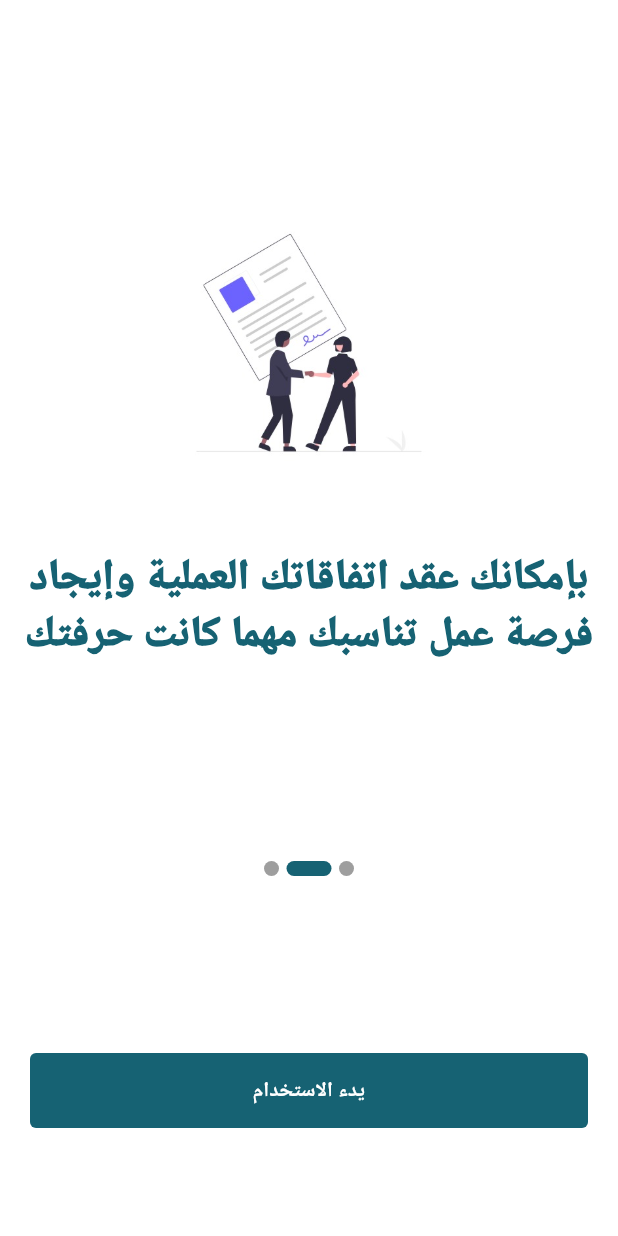
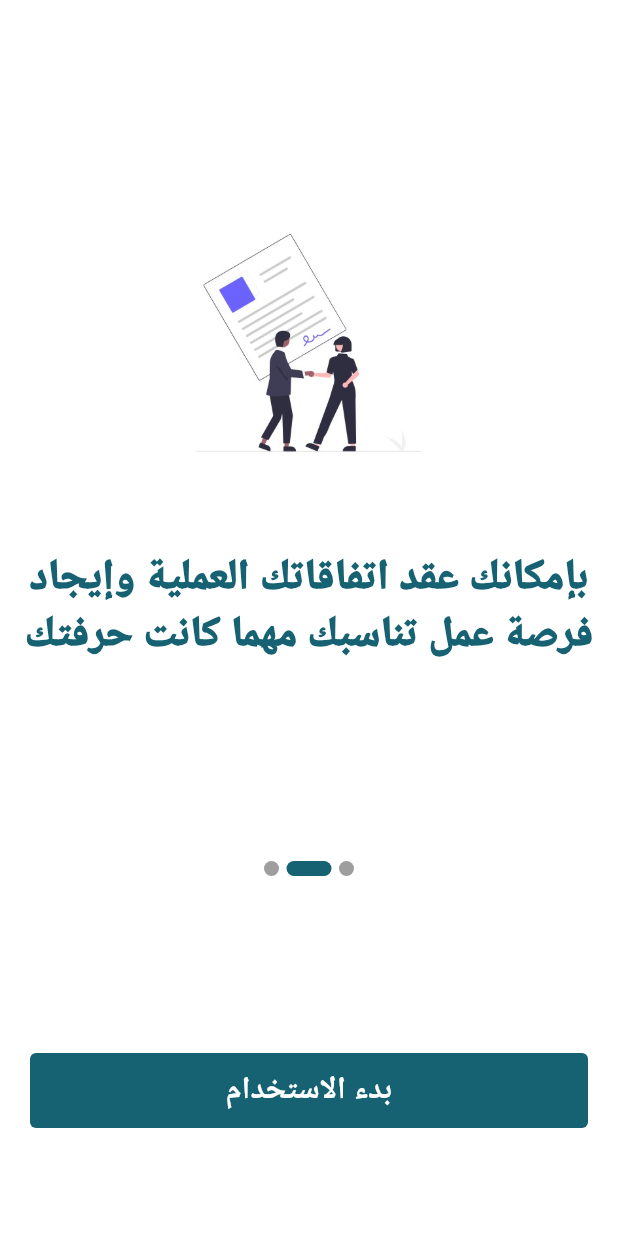
Before and after one commit to khalilgit1020/craft-up, a Flutter app: the screen it shows after launch, swiped to page 2, on a phone screen of 412 x 824 dp. Run offline on Flutter 3.47's test engine with Material 2 defaults, Android fonts, the phone set to English and light mode, and no system bars; drawn by our look-alikes of smooth_page_indicator; our stand-ins replace animate_do, animated_bottom_navigation_bar, bloc, cached_network_image, cloud_firestore, firebase_auth and 8 more; accounts and stored records are empty.

```diff
--- a/lib/screens/onBoarding.dart
+++ b/lib/screens/onBoarding.dart
@@ -152,8 +152,9 @@ class _OnBoardingScreenState extends State<OnBoardingScreen> {
                       },
                       child:const Center(
                         child: Text(
-                          'يدء الاستخدام',
+                          'بدء الاستخدام',
                           style: TextStyle(
+                            fontSize: 21,
                             fontWeight: FontWeight.bold,
                             color: Colors.white,
                           ),
```
Also changed, not shown: lib/screens/settings_screen/settings_screen.dart (+2 -8 lines).
